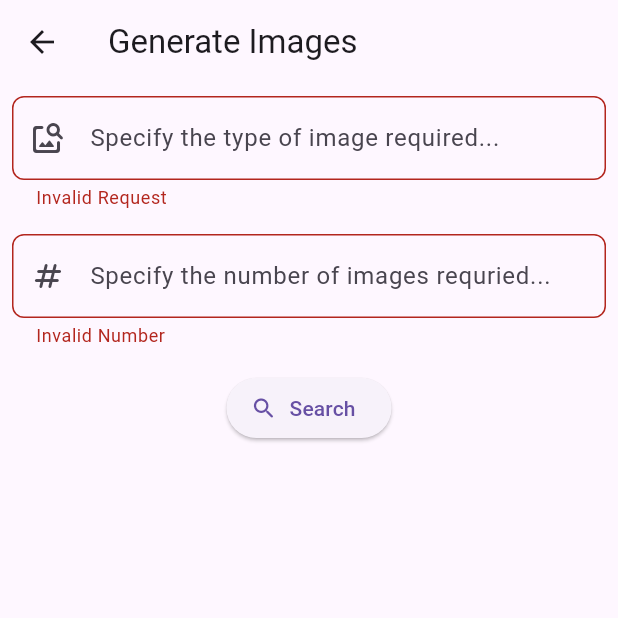
After one commit to prasannakumar2495/chatgptflutterapplication, a Flutter app: the ImageScreen screen opened by its route, after a tap on "Search", on a phone screen of 412 x 824 dp, the top half of it. The commit adds this screen. Run offline on Flutter 3.47's test engine with Material 2 defaults, Android fonts, the phone set to English and light mode, and no system bars; our stand-ins replace animated_splash_screen, google_fonts, velocity_x.

Commit message:
images api integrated

```diff
--- a/lib/main.dart
+++ b/lib/main.dart
@@ -1,9 +1,11 @@
 import 'package:animated_splash_screen/animated_splash_screen.dart';
 import 'package:chatgptflutterapplication/providers/chatmessagesprovider.dart';
+import 'package:chatgptflutterapplication/providers/imagesprovider.dart';
 import 'package:chatgptflutterapplication/providers/typesofchatgptservices.dart';
 import 'package:chatgptflutterapplication/ui/chatscreen.dart';
 import 'package:chatgptflutterapplication/ui/dashbord.dart';
 import 'package:chatgptflutterapplication/ui/editscreen.dart';
+import 'package:chatgptflutterapplication/ui/imagesscreen.dart';
 import 'package:flutter/material.dart';
 import 'package:provider/provider.dart';
 
@@ -24,6 +26,9 @@ class MyApp extends StatelessWidget {
         ChangeNotifierProvider(
           create: ((context) => TypesOfChatGptServiceProvider()),
         ),
+        ChangeNotifierProvider(
+          create: ((context) => ImagesProvider()),
+        ),
       ],
       child: MaterialApp(
         title: 'ChatGPT Flutter Application',
@@ -42,6 +47,7 @@ class MyApp extends StatelessWidget {
         routes: {
           ChatScreen.routeName: (context) => const ChatScreen(),
           EditScreen.routeName: (context) => const EditScreen(),
+          ImageScreen.routeName: (context) => const ImageScreen(),
         },
       ),
     );
--- /dev/null
+++ b/lib/models/image/imagespost.dart
@@ -0,0 +1,36 @@
+// To parse this JSON data, do
+//
+//     final chatGptImageApi = chatGptImageApiFromJson(jsonString);
+
+import 'dart:convert';
+
+ChatGptImageApi chatGptImageApiFromJson(String str) =>
+    ChatGptImageApi.fromJson(json.decode(str));
+
+String chatGptImageApiToJson(ChatGptImageApi data) =>
+    json.encode(data.toJson());
+
+class ChatGptImageApi {
+  ChatGptImageApi({
+    required this.prompt,
+    required this.n,
+    required this.size,
+  });
+
+  String prompt;
+  int n;
+  String size;
+
+  factory ChatGptImageApi.fromJson(Map<String, dynamic> json) =>
+      ChatGptImageApi(
+        prompt: json["prompt"],
+        n: json["n"],
+        size: json["size"],
+      );
+
+  Map<String, dynamic> toJson() => {
+        "prompt": prompt,
+        "n": n,
+        "size": size,
+      };
+}
--- /dev/null
+++ b/lib/models/image/imagespostresponse.dart
@@ -0,0 +1,48 @@
+// To parse this JSON data, do
+//
+//     final chatGptImageApiResponse = chatGptImageApiResponseFromJson(jsonString);
+
+import 'dart:convert';
+
+ChatGptImageApiResponse chatGptImageApiResponseFromJson(String str) =>
+    ChatGptImageApiResponse.fromJson(json.decode(str));
+
+String chatGptImageApiResponseToJson(ChatGptImageApiResponse data) =>
+    json.encode(data.toJson());
+
+class ChatGptImageApiResponse {
+  ChatGptImageApiResponse({
+    required this.created,
+    required this.data,
+  });
+
+  int created;
+  List<Datum> data;
+
+  factory ChatGptImageApiResponse.fromJson(Map<String, dynamic> json) =>
+      ChatGptImageApiResponse(
+        created: json["created"],
+        data: List<Datum>.from(json["data"].map((x) => Datum.fromJson(x))),
+      );
+
+  Map<String, dynamic> toJson() => {
+        "created": created,
+        "data": List<dynamic>.from(data.map((x) => x.toJson())),
+      };
+}
+
+class Datum {
+  Datum({
+    required this.url,
+  });
+
+  String url;
+
+  factory Datum.fromJson(Map<String, dynamic> json) => Datum(
+        url: json["url"],
+      );
+
+  Map<String, dynamic> toJson() => {
+        "url": url,
+      };
+}
--- /dev/null
+++ b/lib/providers/imagesprovider.dart
@@ -0,0 +1,41 @@
+import 'package:chatgptflutterapplication/models/image/imagespostresponse.dart';
+import 'package:chatgptflutterapplication/service/remoteservice.dart';
+import 'package:flutter/material.dart';
+
+import '../models/image/imagespost.dart';
+
+class ImagesDataClass {
+  String? imageUrl;
+  String sentence;
+  int count;
+  ImagesDataClass({
+    this.imageUrl,
+    required this.sentence,
+    required this.count,
+  });
+}
+
+class ImagesProvider extends ChangeNotifier {
+  final List<ImagesDataClass> _listImages = [];
+
+  List<ImagesDataClass> get feetchAllImages {
+    return [..._listImages];
+  }
+
+  void addImage(ImagesDataClass image) {
+    _listImages.insert(0, image);
+    notifyListeners();
+  }
+
+  Future<ChatGptImageApiResponse> postImages(
+      ImagesDataClass imagesDataClass) async {
+    var data = ChatGptImageApi(
+      prompt: imagesDataClass.sentence,
+      n: imagesDataClass.count,
+      size: '1024x1024',
+    );
+
+    var response = RemotesService().postChatGptImage(data);
+    return response;
+  }
+}
--- a/lib/providers/typesofchatgptservices.dart
+++ b/lib/providers/typesofchatgptservices.dart
@@ -11,7 +11,7 @@ class TypesOfChatGptServiceProvider extends ChangeNotifier {
   final List<TypesOfChatGptServices> services = [
     TypesOfChatGptServices(typeName: 'Ask Questions'),
     TypesOfChatGptServices(typeName: 'Check Spellings'),
-    TypesOfChatGptServices(typeName: 'Something'),
+    TypesOfChatGptServices(typeName: 'Generate Images'),
     TypesOfChatGptServices(typeName: 'Something'),
   ];
 
--- /dev/null
+++ b/lib/ui/imagesscreen.dart
@@ -0,0 +1,144 @@
+import 'package:chatgptflutterapplication/providers/imagesprovider.dart';
+import 'package:chatgptflutterapplication/widget/singleimage.dart';
+import 'package:flutter/material.dart';
+import 'package:provider/provider.dart';
+
+class ImageScreen extends StatefulWidget {
+  static const routeName = 'imageScreen';
+  const ImageScreen({super.key});
+
+  @override
+  State<ImageScreen> createState() => _ImageScreenState();
+}
+
+class _ImageScreenState extends State<ImageScreen> {
+  final _formKey = GlobalKey<FormState>();
+
+  final sentenceController = TextEditingController();
+  final numberOfImagesCotroller = TextEditingController();
+
+  bool isLoading = false;
+  @override
+  void dispose() {
+    sentenceController.dispose();
+    numberOfImagesCotroller.dispose();
+    super.dispose();
+  }
+
+  @override
+  Widget build(BuildContext context) {
+    var provider = Provider.of<ImagesProvider>(
+      context,
+      listen: false,
+    );
+    return Scaffold(
+      appBar: AppBar(
+        title: const Text('Generate Images'),
+      ),
+      body: Container(
+        padding: const EdgeInsets.all(8),
+        child: Form(
+          key: _formKey,
+          child: Column(
+            children: [
+              TextFormField(
+                keyboardType: TextInputType.text,
+                controller: sentenceController,
+                autovalidateMode: AutovalidateMode.onUserInteraction,
+                textInputAction: TextInputAction.next,
+                validator: (value) {
+                  if (value!.isEmpty) {
+                    return 'Invalid Request';
+                  }
+                  return null;
+                },
+                decoration: InputDecoration(
+                  border: OutlineInputBorder(
+                    borderRadius: BorderRadius.circular(8),
+                    borderSide: const BorderSide(width: 2),
+                  ),
+                  hintText: 'Specify the type of image required...',
+                  prefixIcon: const Icon(Icons.image_search_rounded),
+                ),
+              ),
+              const Divider(
+                color: Colors.transparent,
+              ),
+              TextFormField(
+                keyboardType: TextInputType.number,
+                controller: numberOfImagesCotroller,
+                autovalidateMode: AutovalidateMode.onUserInteraction,
+                textInputAction: TextInputAction.done,
+                validator: (value) {
+                  if (value!.isEmpty) {
+                    return 'Invalid Number';
+                  }
+                  return null;
+                },
+                decoration: InputDecoration(
+                  border: OutlineInputBorder(
+                    borderRadius: BorderRadius.circular(8),
+                    borderSide: const BorderSide(width: 2),
+                  ),
+                  hintText: 'Specify the number of images requried...',
+                  prefixIcon: const Icon(Icons.numbers_rounded),
+                ),
+              ),
+              const Divider(
+                color: Colors.transparent,
+              ),
+              isLoading
+                  ? const CircularProgressIndicator()
+                  : ElevatedButton.icon(
+                      onPressed: (() {
+                        if (_formKey.currentState!.validate()) {
+                          setState(() {
+                            isLoading = true;
+                          });
+                          var request = ImagesDataClass(
+                            count:
+                                int.parse(numberOfImagesCotroller.text.trim()),
+                            sentence: sentenceController.text.trim(),
+                          );
+                          var response = provider.postImages(request);
+                          response.then((value) {
+                            for (var element in value.data) {
+                              var imagesDataClass = ImagesDataClass(
+                                count: int.parse(
+                                    numberOfImagesCotroller.text.trim()),
+                                sentence: sentenceController.text.trim(),
+                                imageUrl: element.url,
+                              );
+                              provider.addImage(imagesDataClass);
+                            }
+                            setState(() {
+                              isLoading = false;
+                            });
+                          });
+                        }
+                      }),
+                      icon: const Icon(Icons.search_rounded),
+                      label: const Text(
+                        'Search',
+                      ),
+                    ),
+              const Divider(
+                color: Colors.transparent,
+              ),
+              Expanded(
+                child: ListView.builder(
+                  itemCount: provider.feetchAllImages.length,
+                  itemBuilder: ((context, index) {
+                    return SingleImageWidget(
+                      imageLink: provider.feetchAllImages[index].imageUrl!,
+                    );
+                  }),
+                ),
+              )
+            ],
+          ),
+        ),
+      ),
+    );
+  }
+}
--- a/lib/widget/dashboardsingleview.dart
+++ b/lib/widget/dashboardsingleview.dart
@@ -1,5 +1,6 @@
 import 'package:chatgptflutterapplication/ui/chatscreen.dart';
 import 'package:chatgptflutterapplication/ui/editscreen.dart';
+import 'package:chatgptflutterapplication/ui/imagesscreen.dart';
 import 'package:flutter/material.dart';
 import 'package:google_fonts/google_fonts.dart';
 
@@ -19,6 +20,8 @@ class DashboardSingleView extends StatelessWidget {
             Navigator.of(context).pushNamed(ChatScreen.routeName);
           } else if (typeName == 'Check Spellings') {
             Navigator.of(context).pushNamed(EditScreen.routeName);
+          } else if (typeName == 'Generate Images') {
+            Navigator.of(context).pushNamed(ImageScreen.routeName);
           }
         },
         child: Center(
--- a/pubspec.yaml
+++ b/pubspec.yaml
@@ -42,6 +42,7 @@ dependencies:
   animated_splash_screen: ^1.3.0
   http: ^0.13.5
   provider: ^6.0.5
+  url_launcher: ^6.1.8
 
 dev_dependencies:
   flutter_test:
@@ -66,9 +67,8 @@ flutter:
   uses-material-design: true
 
   # To add assets to your application, add an assets section, like this:
-  # assets:
-  #   - images/a_dot_burr.jpeg
-  #   - images/a_dot_ham.jpeg
+  assets:
+    - assets/loading1.gif
 
   # An image asset can refer to one or more resolution-specific "variants", see
   # https://flutter.dev/assets-and-images/#resolution-aware
```
Also changed, not shown: lib/service/remoteservice.dart (+22 -0 lines), lib/widget/singleimage.dart (added, +47 -0 lines), assets/loading1.gif (added), pubspec.lock, 5 other files.
